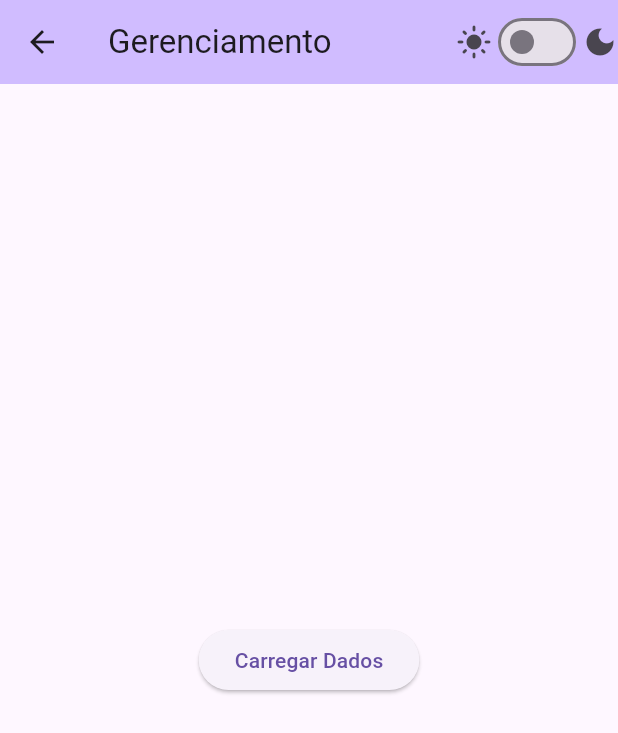
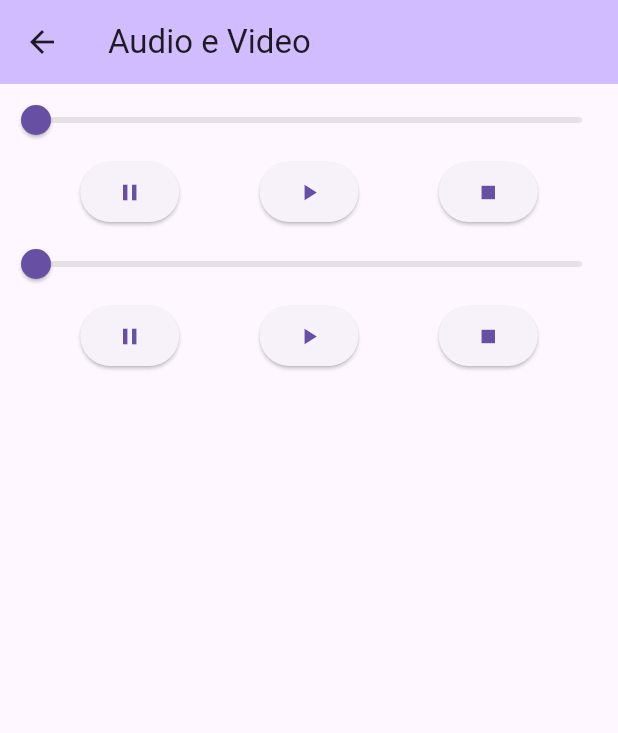
Before and after one commit to samueloliveiravs/shawn_app, a Flutter app: the screen it shows after launch, on a phone screen of 412 x 824 dp. Shown: the top 733 px of the screen. Run offline on Flutter 3.47's test engine with Material 3 defaults, Android fonts, the phone set to English and light mode, and no system bars; our stand-ins replace audioplayers, google_fonts, lottie, shared_preferences.

Commit message:
Aula 22: Implementando um Audio Player

```diff
--- /dev/null
+++ b/lib/pages/media_page.dart
@@ -0,0 +1,29 @@
+import 'package:flutter/material.dart';
+import 'package:shawn_app/shared/widgets/audio_media_player.dart';
+
+class MediaPage extends StatefulWidget {
+  const MediaPage({super.key});
+
+  @override
+  State<MediaPage> createState() => _MediaPageState();
+}
+
+class _MediaPageState extends State<MediaPage> {
+  @override
+  Widget build(BuildContext context) {
+    return Scaffold(
+      appBar: AppBar(
+        title: Text("Audio e Video"),
+        backgroundColor: Theme.of(context).colorScheme.inversePrimary,
+      ),
+      body: Center(
+        child: Column(
+          children: [
+            AudioMediaPlayer(source: 'sounds/audio1.mp3'),
+            AudioMediaPlayer(source: 'sounds/audio2.mp3'),
+          ],
+        ),
+      ),
+    );
+  }
+}
--- a/lib/routes/app_pages.dart
+++ b/lib/routes/app_pages.dart
@@ -2,6 +2,7 @@ import 'package:flutter/cupertino.dart';
 import 'package:shawn_app/pages/lista_fatos_page.dart';
 import 'package:shawn_app/pages/login_page.dart';
 import 'package:shawn_app/pages/materias_page.dart';
+import 'package:shawn_app/pages/media_page.dart';
 import 'package:shawn_app/pages/shaw_home.dart';
 import 'package:shawn_app/pages/todos_page.dart';
 import 'package:shawn_app/routes/app_routes.dart';
@@ -13,5 +14,6 @@ class AppPages {
     AppRoutes.materias: (context) => MateriasPage(),
     AppRoutes.estado: (context) => ListaFatosPage(),
     AppRoutes.todos: (context) => TodosPage(),
+    AppRoutes.media: (context) => MediaPage(),
   };
 }
--- a/lib/routes/app_routes.dart
+++ b/lib/routes/app_routes.dart
@@ -4,4 +4,5 @@ class AppRoutes {
   static const String materias = "/materias";
   static const String estado = "/estado";
   static const String todos = "/todos";
+  static const String media = "/media";
 }
--- /dev/null
+++ b/lib/shared/widgets/audio_media_player.dart
@@ -0,0 +1,98 @@
+import 'package:audioplayers/audioplayers.dart';
+import 'package:flutter/material.dart';
+
+class AudioMediaPlayer extends StatefulWidget {
+  final String source;
+  const AudioMediaPlayer({super.key, required this.source});
+
+  @override
+  State<AudioMediaPlayer> createState() => _AudioMediaPlayerState();
+}
+
+class _AudioMediaPlayerState extends State<AudioMediaPlayer> {
+  @override
+  void initState() {
+    // TODO: implement initState
+    super.initState();
+    audioPlayer.onDurationChanged.listen((Duration d) {
+      setState(() => tempoTotal = d);
+    });
+
+    audioPlayer.onPositionChanged.listen((Duration p) {
+      setState(() => tempoAtual = p);
+    });
+  }
+
+  final audioPlayer = AudioPlayer();
+
+  Duration tempoTotal = Duration.zero;
+  Duration tempoAtual = Duration.zero;
+
+  bool isDragging = false;
+  double dragValue = 0;
+
+  void _playAudio() async {
+    await audioPlayer.play(AssetSource(widget.source));
+  }
+
+  @override
+  Widget build(BuildContext context) {
+    return Column(
+      children: [
+        Slider(
+          min: 0,
+          max: tempoTotal.inSeconds.toDouble() > 0
+              ? tempoTotal.inSeconds.toDouble()
+              : 1,
+
+          value: isDragging
+              ? dragValue
+              : tempoAtual.inSeconds.toDouble().clamp(
+                  0,
+                  tempoTotal.inSeconds.toDouble() > 0
+                      ? tempoTotal.inSeconds.toDouble()
+                      : 1,
+                ),
+          onChangeStart: (value) {
+            isDragging = true;
+          },
+
+          onChanged: (value) {
+            setState(() {
+              dragValue = value;
+            });
+          },
+
+          onChangeEnd: (value) async {
+            isDragging = false;
+            await audioPlayer.seek(Duration(seconds: value.toInt()));
+          },
+        ),
+        Row(
+          mainAxisAlignment: MainAxisAlignment.spaceEvenly,
+          children: [
+            ElevatedButton(
+              onPressed: audioPlayer.pause,
+              child: Icon(Icons.pause),
+            ),
+            ElevatedButton(
+              onPressed: _playAudio,
+              child: Icon(Icons.play_arrow),
+            ),
+            ElevatedButton(
+              onPressed: () async {
+                audioPlayer.stop();
+                setState(() {
+                  tempoAtual = Duration.zero;
+                  dragValue = 0;
+                });
+                await audioPlayer.seek(Duration.zero);
+              },
+              child: Icon(Icons.stop),
+            ),
+          ],
+        ),
+      ],
+    );
+  }
+}
--- a/lib/shaw_app.dart
+++ b/lib/shaw_app.dart
@@ -12,7 +12,7 @@ class ShawApp extends StatelessWidget {
     var themeController = context.watch<ThemeController>();
 
     return MaterialApp(
-      initialRoute: AppRoutes.estado,
+      initialRoute: AppRoutes.media,
       routes: AppPages.routes,
       debugShowCheckedModeBanner: false,
       theme: themeController.isDark ? ThemeData.dark() : ThemeData.light(),
--- a/pubspec.yaml
+++ b/pubspec.yaml
@@ -33,6 +33,8 @@ dependencies:
   http: ^1.6.0
   shared_preferences: ^2.5.5
   provider: ^6.1.5+1
+  audioplayers: ^6.6.0
+  video_player: ^2.11.1
   flutter:
     sdk: flutter
 
@@ -64,6 +66,8 @@ flutter:
   # To add assets to your application, add an assets section, like this:
   assets:
     - assets/splash.json
+    - assets/sounds/audio1.mp3
+    - assets/sounds/audio2.mp3
   #   - images/a_dot_ham.jpeg
 
   # An image asset can refer to one or more resolution-specific "variants", see
```
Also changed, not shown: pubspec.lock, 8 other files.
